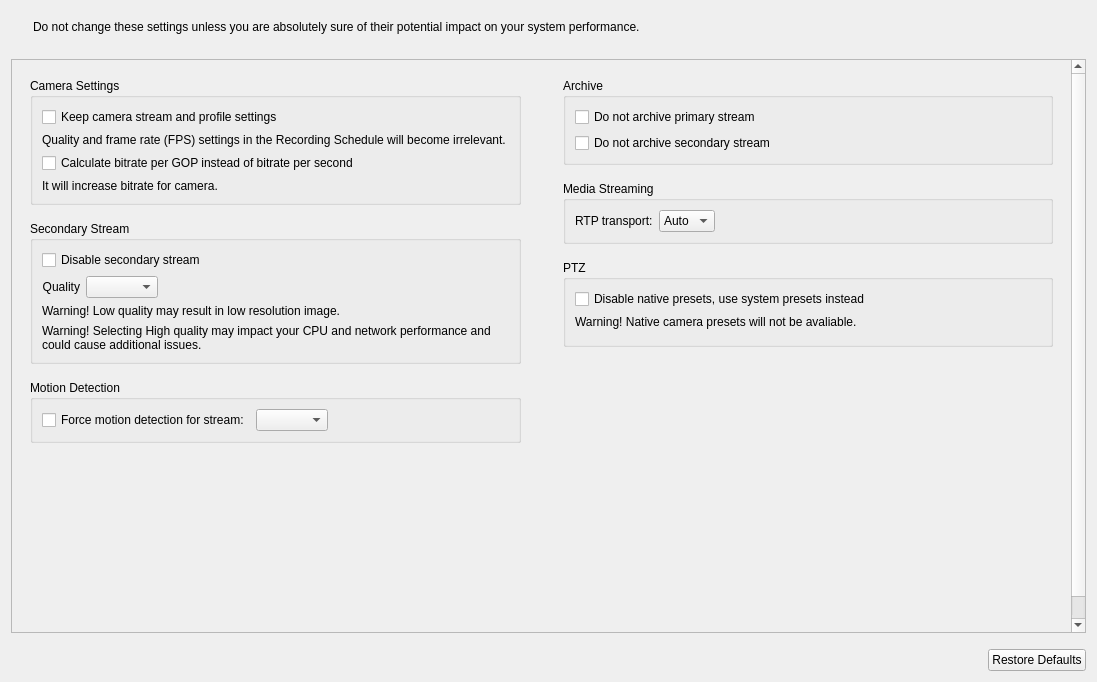
First picture: the form in client/nx_client_desktop/src/ui/widgets/properties/expert_settings_widget.ui, repository networkoptix/nx_open, before the edit.
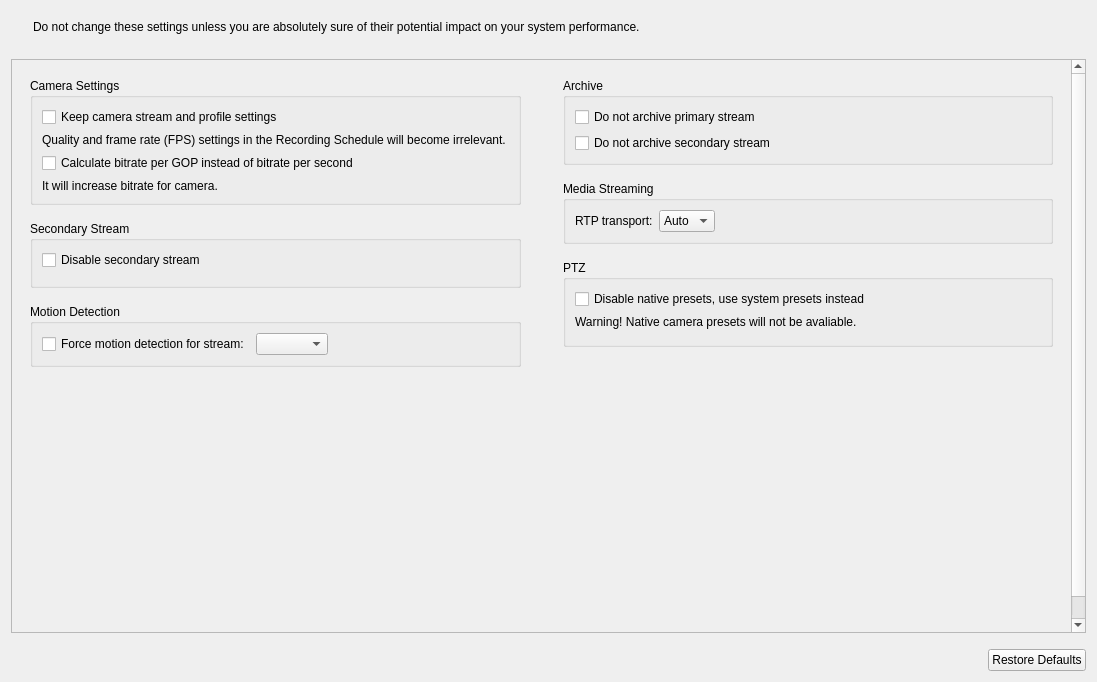
Second picture: the form after the edit.

Commit message:
VMS-8126: Get rid of SecondaryStreamQuality
<==== Mercurial data ====>
Branch: vms_3.2_advancedParams

Diff of the .ui file:
```diff
--- a/client/nx_client_desktop/src/ui/widgets/properties/expert_settings_widget.ui
+++ b/client/nx_client_desktop/src/ui/widgets/properties/expert_settings_widget.ui
@@ -59,8 +59,8 @@
        <rect>
         <x>0</x>
         <y>0</y>
-        <width>1060</width>
-        <height>577</height>
+        <width>1058</width>
+        <height>586</height>
        </rect>
       </property>
       <layout class="QHBoxLayout" name="horizontalLayout_5" stretch="1,1">
@@ -151,54 +151,7 @@
                  <number>0</number>
                 </property>
                 <item>
-                 <layout class="QHBoxLayout" name="horizontalLayout">
-                  <item>
-                   <widget class="QLabel" name="secondStreamQualityLabel">
-                    <property name="text">
-                     <string>Quality</string>
-                    </property>
-                    <property name="alignment">
-                     <set>Qt::AlignRight|Qt::AlignTrailing|Qt::AlignVCenter</set>
-                    </property>
-                   </widget>
-                  </item>
-                  <item>
-                   <widget class="QComboBox" name="secondStreamQualityComboBox"/>
-                  </item>
-                  <item>
-                   <spacer name="horizontalSpacer_2">
-                    <property name="orientation">
-                     <enum>Qt::Horizontal</enum>
-                    </property>
-                    <property name="sizeHint" stdset="0">
-                     <size>
-                      <width>40</width>
-                      <height>20</height>
-                     </size>
-                    </property>
-                   </spacer>
-                  </item>
-                 </layout>
-                </item>
-                <item>
-                 <widget class="QLabel" name="lowQualityWarningLabel">
-                  <property name="text">
-                   <string>Warning! Low quality may result in low resolution image.</string>
-                  </property>
-                  <property name="wordWrap">
-                   <bool>true</bool>
-                  </property>
-                 </widget>
-                </item>
-                <item>
-                 <widget class="QLabel" name="highQualityWarningLabel">
-                  <property name="text">
-                   <string>Warning! Selecting High quality may impact your CPU and network performance and could cause additional issues.</string>
-                  </property>
-                  <property name="wordWrap">
-                   <bool>true</bool>
-                  </property>
-                 </widget>
+                 <layout class="QHBoxLayout" name="horizontalLayout"/>
                 </item>
                </layout>
               </widget>
```
Left out of the diff: 23 changed lines with no effect on the pictures. The commit also changes 22 other files.
